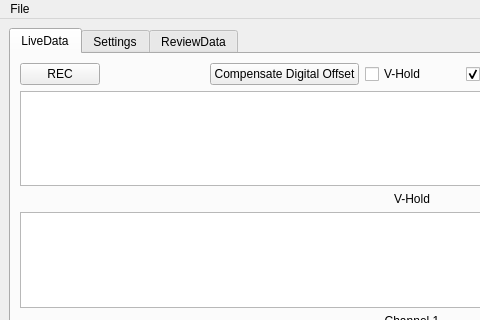
The window that EDL/EDLui.ui (edemonpore/RTDAQ-32bit) describes before a commit, drawn with Qt 5; both pictures show x 0 to 480 and y 0 to 320 of the 824 by 734 pixel window.
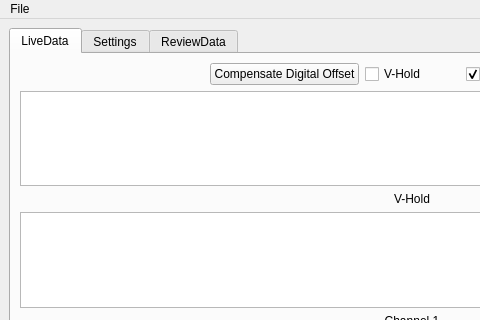
The same window after the commit. Custom widgets are drawn as their Qt base class.

```diff
--- a/EDL/EDLui.ui
+++ b/EDL/EDLui.ui
@@ -45,19 +45,6 @@
        <layout class="QGridLayout" name="gridLayout_2">
         <item row="0" column="0">
          <layout class="QHBoxLayout" name="horizontalLayout">
-          <item>
-           <widget class="QPushButton" name="pbREC">
-            <property name="baseSize">
-             <size>
-              <width>1</width>
-              <height>1</height>
-             </size>
-            </property>
-            <property name="text">
-             <string>REC</string>
-            </property>
-           </widget>
-          </item>
           <item>
            <spacer name="horizontalSpacer">
             <property name="orientation">
```
